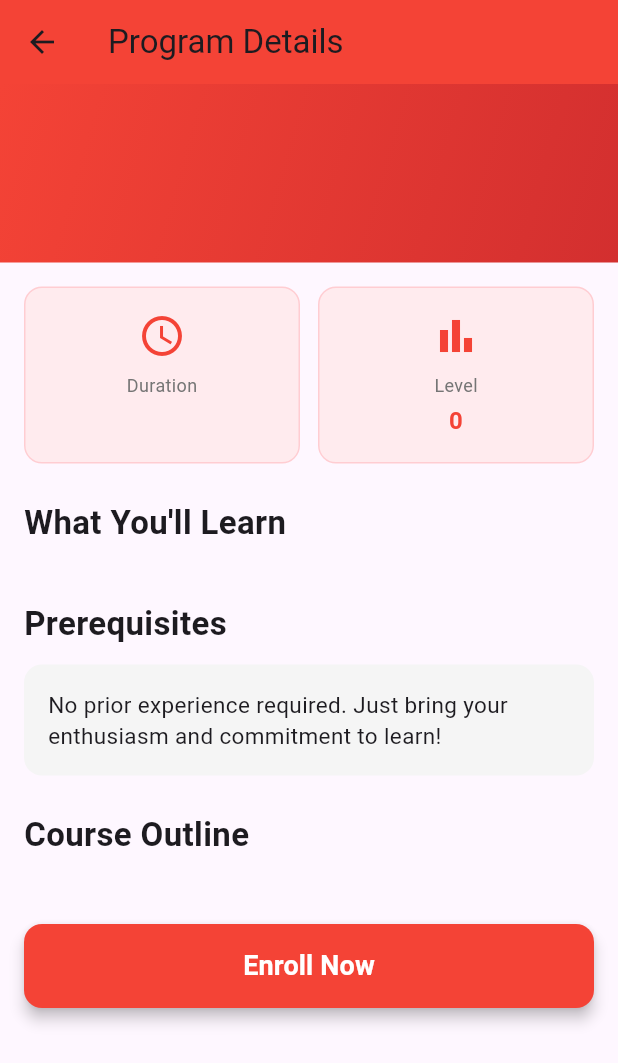
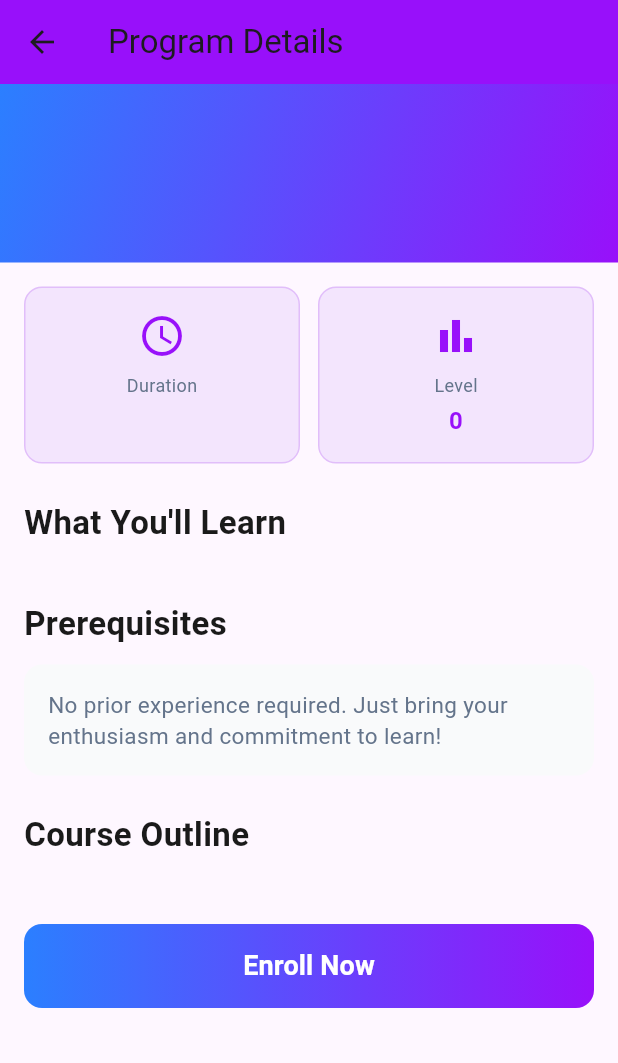
Before and after one commit to Mutindadev/StuddySquare, a Flutter app: the ProgramDetailPage screen opened directly with empty values, on a phone screen of 412 x 824 dp. Shown: the top 1063 px of the screen. Run offline on Flutter 3.47's test engine with Material 3 defaults, Android fonts, the light colour scheme and no system bars; our stand-ins replace shared_preferences; accounts and stored records are empty.

Commit message:
Integrate StudySquare colors and update UI
Added official StudySquare colors and updated UI components to use these colors for consistency. Changed background colors, text colors, and button styles to reflect the new design.

```diff
--- a/lib/program_detail_page.dart
+++ b/lib/program_detail_page.dart
@@ -1,5 +1,13 @@
 import 'package:flutter/material.dart';
 import 'enrolled_course_page.dart';
+
+// StudySquare official colors from Figma design
+const Color primaryBlue = Color(0xFF2B7FFF); // #2B7FFF
+const Color primaryPurple = Color(0xFF9810FA); // #9810FA
+const Color backgroundLight = Color(0xFFF9FAFB);
+const Color cardWhite = Color(0xFFFFFFFF);
+const Color textDark = Color(0xFF1A1A1A);
+const Color textGray = Color(0xFF64748B);
 
 class ProgramDetailPage extends StatelessWidget {
   final Map<String, dynamic> program;
@@ -47,13 +55,14 @@ class ProgramDetailPage extends StatelessWidget {
     return Scaffold(
       appBar: AppBar(
         title: const Text('Program Details'),
-        backgroundColor: Colors.red,
+        backgroundColor: primaryPurple, // Purple AppBar
         elevation: 0,
       ),
       body: SingleChildScrollView(
         child: Column(
           crossAxisAlignment: CrossAxisAlignment.start,
           children: [
+            // Hero section with blue-to-purple gradient
             Container(
               width: double.infinity,
               padding: const EdgeInsets.all(24),
@@ -62,8 +71,8 @@ class ProgramDetailPage extends StatelessWidget {
                   begin: Alignment.topLeft,
                   end: Alignment.bottomRight,
                   colors: [
-                    Colors.red,
-                    Colors.red.shade700,
+                    primaryBlue, // Blue #2B7FFF
+                    primaryPurple, // Purple #9810FA
                   ],
                 ),
               ),
@@ -114,11 +123,12 @@ class ProgramDetailPage extends StatelessWidget {
                     ],
                   ),
                   const SizedBox(height: 24),
-                  const Text(
+                  Text(
                     'What You\'ll Learn',
                     style: TextStyle(
                       fontSize: 22,
                       fontWeight: FontWeight.bold,
+                      color: textDark,
                     ),
                   ),
                   const SizedBox(height: 12),
@@ -126,31 +136,33 @@ class ProgramDetailPage extends StatelessWidget {
                       .map((item) => _LearningPoint(text: item))
                       .toList(),
                   const SizedBox(height: 24),
-                  const Text(
+                  Text(
                     'Prerequisites',
                     style: TextStyle(
                       fontSize: 22,
                       fontWeight: FontWeight.bold,
+                      color: textDark,
                     ),
                   ),
                   const SizedBox(height: 12),
                   Container(
                     padding: const EdgeInsets.all(16),
                     decoration: BoxDecoration(
-                      color: Colors.grey[100],
+                      color: backgroundLight,
                       borderRadius: BorderRadius.circular(12),
                     ),
-                    child: const Text(
+                    child: Text(
                       'No prior experience required. Just bring your enthusiasm and commitment to learn!',
-                      style: TextStyle(fontSize: 15),
+                      style: TextStyle(fontSize: 15, color: textGray),
                     ),
                   ),
                   const SizedBox(height: 24),
-                  const Text(
+                  Text(
                     'Course Outline',
                     style: TextStyle(
                       fontSize: 22,
                       fontWeight: FontWeight.bold,
+                      color: textDark,
                     ),
                   ),
                   const SizedBox(height: 12),
@@ -161,9 +173,19 @@ class ProgramDetailPage extends StatelessWidget {
                           ))
                       .toList(),
                   const SizedBox(height: 32),
+                  // Enroll Now button with gradient
                   SizedBox(
                     width: double.infinity,
                     height: 56,
+                    child: Container(
+                      decoration: BoxDecoration(
+                        gradient: LinearGradient(
+                          colors: [primaryBlue, primaryPurple],
+                          begin: Alignment.centerLeft,
+                          end: Alignment.centerRight,
+                        ),
+                        borderRadius: BorderRadius.circular(12),
+                      ),
                       child: ElevatedButton(
                         onPressed: () {
                           Navigator.push(
@@ -175,11 +197,12 @@ class ProgramDetailPage extends StatelessWidget {
                           );
                         },
                         style: ElevatedButton.styleFrom(
-                        backgroundColor: Colors.red,
+                          backgroundColor: Colors.transparent,
+                          shadowColor: Colors.transparent,
                           shape: RoundedRectangleBorder(
                             borderRadius: BorderRadius.circular(12),
                           ),
-                        elevation: 4,
+                          elevation: 0,
                         ),
                         child: const Text(
                           'Enroll Now',
@@ -187,6 +210,7 @@ class ProgramDetailPage extends StatelessWidget {
                             fontSize: 18,
                             fontWeight: FontWeight.bold,
                             color: Colors.white,
+                          ),
                         ),
                       ),
                     ),
@@ -202,6 +226,7 @@ class ProgramDetailPage extends StatelessWidget {
   }
 }
 
+// Info card widget (Duration, Level)
 class _InfoCard extends StatelessWidget {
   final IconData icon;
   final String title;
@@ -218,19 +243,19 @@ class _InfoCard extends StatelessWidget {
     return Container(
       padding: const EdgeInsets.all(16),
       decoration: BoxDecoration(
-        color: Colors.red.shade50,
+        color: Color(0xFFF3E5FD), // Light purple background
         borderRadius: BorderRadius.circular(12),
-        border: Border.all(color: Colors.red.shade100),
+        border: Border.all(color: Color(0xFFE1BEFA)), // Light purple border
       ),
       child: Column(
         children: [
-          Icon(icon, size: 32, color: Colors.red),
+          Icon(icon, size: 32, color: primaryPurple), // Purple icon
           const SizedBox(height: 8),
           Text(
             title,
             style: TextStyle(
               fontSize: 12,
-              color: Colors.grey[600],
+              color: textGray,
             ),
           ),
           const SizedBox(height: 4),
@@ -239,7 +264,7 @@ class _InfoCard extends StatelessWidget {
             style: const TextStyle(
               fontSize: 16,
               fontWeight: FontWeight.bold,
-              color: Colors.red,
+              color: primaryPurple, // Purple text
             ),
           ),
         ],
@@ -248,6 +273,7 @@ class _InfoCard extends StatelessWidget {
   }
 }
 
+// Learning point with green checkmark
 class _LearningPoint extends StatelessWidget {
   final String text;
 
@@ -262,14 +288,14 @@ class _LearningPoint extends StatelessWidget {
         children: [
           const Icon(
             Icons.check_circle,
-            color: Colors.green,
+            color: Colors.green, // Green checkmark (stays green)
             size: 24,
           ),
           const SizedBox(width: 12),
           Expanded(
             child: Text(
               text,
-              style: const TextStyle(fontSize: 16),
+              style: TextStyle(fontSize: 16, color: textDark),
             ),
           ),
         ],
@@ -278,6 +304,7 @@ class _LearningPoint extends StatelessWidget {
   }
 }
 
+// Module item (Week badge + title)
 class _ModuleItem extends StatelessWidget {
   final String week;
   final String title;
@@ -298,7 +325,7 @@ class _ModuleItem extends StatelessWidget {
           Container(
             padding: const EdgeInsets.symmetric(horizontal: 12, vertical: 6),
             decoration: BoxDecoration(
-              color: Colors.red,
+              color: primaryPurple, // Purple week badge
               borderRadius: BorderRadius.circular(8),
             ),
             child: Text(
@@ -314,13 +341,14 @@ class _ModuleItem extends StatelessWidget {
           Expanded(
             child: Text(
               title,
-              style: const TextStyle(
+              style: TextStyle(
                 fontSize: 16,
                 fontWeight: FontWeight.w500,
+                color: textDark,
               ),
             ),
           ),
-          const Icon(Icons.arrow_forward_ios, size: 16),
+          Icon(Icons.arrow_forward_ios, size: 16, color: textGray),
         ],
       ),
     );
```
Lines whose indentation alone changed are shown as unchanged.
